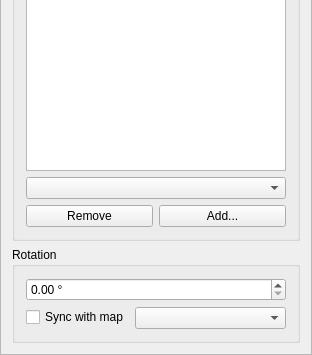
Above: src/ui/qgscomposerpicturewidgetbase.ui from qgis/QGIS before the change; both pictures show x 0 to 312 and y 217 to 572 of the 312 by 572 pixel window. Below: the same form after it.
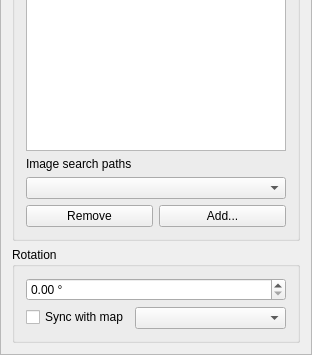
That is the form after the change. Custom widgets are drawn as their Qt base class.

Commit message: Add label for composer picture search paths. Fix #7764

The edit to the form file:
```diff
--- a/src/ui/qgscomposerpicturewidgetbase.ui
+++ b/src/ui/qgscomposerpicturewidgetbase.ui
@@ -53,7 +53,7 @@
         <x>0</x>
         <y>0</y>
         <width>310</width>
-        <height>550</height>
+        <height>553</height>
        </rect>
       </property>
       <layout class="QVBoxLayout" name="mainLayout">
@@ -175,6 +175,13 @@
             </property>
            </widget>
           </item>
+          <item>
+           <widget class="QLabel" name="label_3">
+            <property name="text">
+             <string>Image search paths</string>
+            </property>
+           </widget>
+          </item>
           <item>
            <widget class="QComboBox" name="mSearchDirectoriesComboBox">
             <property name="sizeAdjustPolicy">
```
